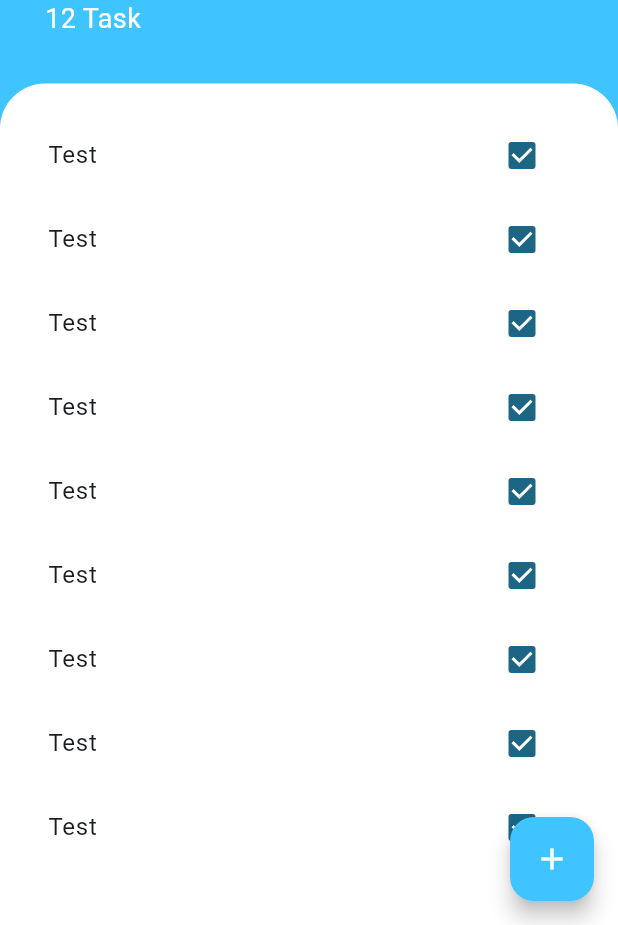
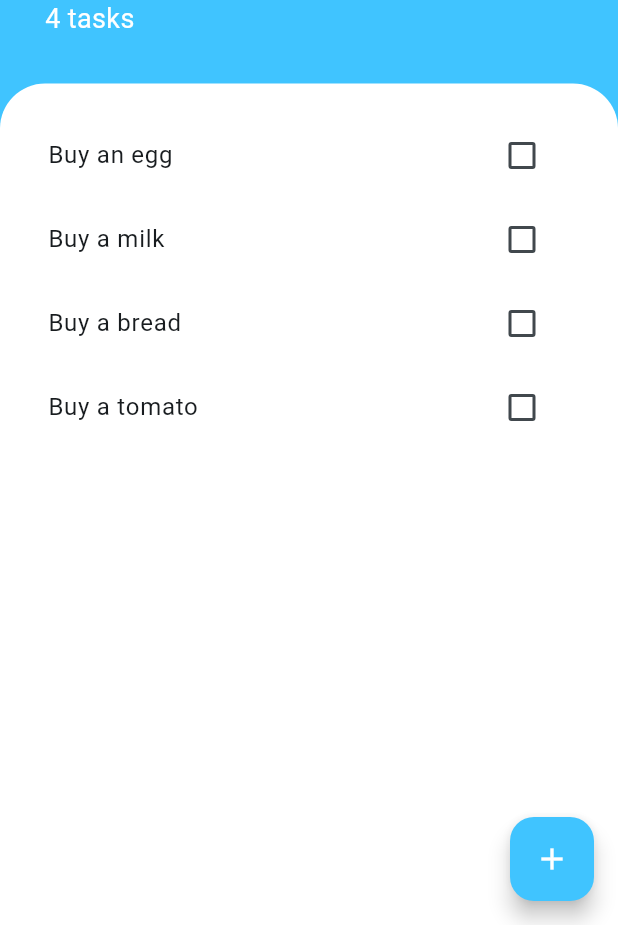
Before and after one commit to lqman104/Todoey, a Flutter app: the screen it shows after launch, on a phone screen of 412 x 824 dp, the part 311-1236 px from its top. Run offline on Flutter 3.47's test engine with Material 2 defaults, Android fonts, the phone set to English and light mode, and no system bars.

```diff
--- /dev/null
+++ b/lib/models/task.dart
@@ -0,0 +1,12 @@
+class Task {
+  final String name;
+  bool _isDone = false;
+
+  Task({required this.name});
+
+  void toggle() {
+    _isDone = !_isDone;
+  }
+
+  bool get isDone => _isDone;
+}
--- a/lib/screens/add_task_screen.dart
+++ b/lib/screens/add_task_screen.dart
@@ -1,27 +1,24 @@
 import 'package:flutter/material.dart';
 
-class AddTaskScreen extends StatefulWidget {
-  const AddTaskScreen({super.key});
+class AddTaskScreen extends StatelessWidget {
+  const AddTaskScreen({super.key, required this.callback});
 
-  @override
-  State<AddTaskScreen> createState() => _AddTaskScreenState();
-}
-
-class _AddTaskScreenState extends State<AddTaskScreen> {
-  String task = "";
+  final void Function(String taskName) callback;
 
   @override
   Widget build(BuildContext context) {
+    String titleText = "";
     return Container(
       color: const Color(0xFF757575),
       child: Container(
         padding: const EdgeInsets.symmetric(vertical: 30, horizontal: 20),
         decoration: const BoxDecoration(
-            color: Colors.white,
-            borderRadius: BorderRadius.only(
-              topLeft: Radius.circular(30),
-              topRight: Radius.circular(30),
-            )),
+          color: Colors.white,
+          borderRadius: BorderRadius.only(
+            topLeft: Radius.circular(30),
+            topRight: Radius.circular(30),
+          ),
+        ),
         child: Column(
           crossAxisAlignment: CrossAxisAlignment.stretch,
           children: [
@@ -39,7 +36,7 @@ class _AddTaskScreenState extends State<AddTaskScreen> {
             ),
             TextFormField(
               onChanged: (value) {
-                task = value;
+                titleText = value;
               },
               textAlign: TextAlign.center,
               autofocus: true,
@@ -52,7 +49,9 @@ class _AddTaskScreenState extends State<AddTaskScreen> {
               height: 20,
             ),
             FilledButton(
-              onPressed: () {},
+              onPressed: () {
+                callback(titleText);
+              },
               child: const Text("Add"),
             )
           ],
--- a/lib/screens/task_screen.dart
+++ b/lib/screens/task_screen.dart
@@ -1,10 +1,23 @@
 import 'package:flutter/material.dart';
 import 'package:todoey/widgets/task_list.dart';
 
+import '../models/task.dart';
 import 'add_task_screen.dart';
 
-class TaskScreen extends StatelessWidget {
+class TaskScreen extends StatefulWidget {
   const TaskScreen({super.key});
+
+  @override
+  State<TaskScreen> createState() => _TaskScreenState();
+}
+
+class _TaskScreenState extends State<TaskScreen> {
+  final List<Task> list = [
+    Task(name: "Buy an egg"),
+    Task(name: "Buy a milk"),
+    Task(name: "Buy a bread"),
+    Task(name: "Buy a tomato"),
+  ];
 
   @override
   Widget build(BuildContext context) {
@@ -13,7 +26,7 @@ class TaskScreen extends StatelessWidget {
       body: Column(
         crossAxisAlignment: CrossAxisAlignment.stretch,
         children: [
-          const TopMenu(),
+          TopMenu(tasksLeft: list.length),
           Expanded(
             child: Container(
               padding: const EdgeInsets.symmetric(vertical: 20),
@@ -23,7 +36,9 @@ class TaskScreen extends StatelessWidget {
                     topRight: Radius.circular(30)),
                 color: Colors.white,
               ),
-              child: const TasksList(),
+              child: TasksList(
+                tasks: list,
+              ),
             ),
           )
         ],
@@ -38,7 +53,14 @@ class TaskScreen extends StatelessWidget {
                 padding: EdgeInsets.only(
                   bottom: MediaQuery.of(context).viewInsets.bottom,
                 ),
-                child: const AddTaskScreen(),
+                child: AddTaskScreen(
+                  callback: (task) {
+                    setState(() {
+                      list.add(Task(name: task));
+                      Navigator.pop(context);
+                    });
+                  },
+                ),
               ),
             ),
             isScrollControlled: true,
@@ -54,7 +76,9 @@ class TaskScreen extends StatelessWidget {
 }
 
 class TopMenu extends StatelessWidget {
-  const TopMenu({super.key});
+  final int tasksLeft;
+
+  const TopMenu({super.key, required this.tasksLeft});
 
   @override
   Widget build(BuildContext context) {
@@ -65,10 +89,10 @@ class TopMenu extends StatelessWidget {
         right: 30,
         bottom: 30,
       ),
-      child: const Column(
+      child: Column(
         crossAxisAlignment: CrossAxisAlignment.start,
         children: [
-          CircleAvatar(
+          const CircleAvatar(
             radius: 30,
             backgroundColor: Colors.white,
             child: Icon(
@@ -77,10 +101,10 @@ class TopMenu extends StatelessWidget {
               color: Colors.lightBlueAccent,
             ),
           ),
-          SizedBox(
+          const SizedBox(
             height: 15,
           ),
-          Text(
+          const Text(
             "Todoey",
             style: TextStyle(
               color: Colors.white,
@@ -89,8 +113,8 @@ class TopMenu extends StatelessWidget {
             ),
           ),
           Text(
-            "12 Task",
-            style: TextStyle(color: Colors.white, fontSize: 18),
+            "$tasksLeft tasks",
+            style: const TextStyle(color: Colors.white, fontSize: 18),
           ),
         ],
       ),
--- a/lib/widgets/task_item.dart
+++ b/lib/widgets/task_item.dart
@@ -1,16 +1,31 @@
 import 'package:flutter/material.dart';
 
+import '../models/task.dart';
+
 class TaskItem extends StatelessWidget {
-  const TaskItem({super.key});
+  final Task task;
+  final void Function(bool? isChecked) checkedCallback;
+
+  const TaskItem({
+    super.key,
+    required this.task,
+    required this.checkedCallback,
+  });
 
   @override
   Widget build(BuildContext context) {
     return ListTile(
       trailing: Checkbox(
-        value: true,
-        onChanged: (isChecked) {},
+        activeColor: Colors.lightBlueAccent,
+        value: task.isDone,
+        onChanged: checkedCallback,
       ),
-      title: const Text("Test"),
+      title: Text(
+        task.name,
+        style: TextStyle(
+          decoration: task.isDone ? TextDecoration.lineThrough : null,
+        ),
+      ),
     );
   }
 }
--- a/lib/widgets/task_list.dart
+++ b/lib/widgets/task_list.dart
@@ -1,34 +1,36 @@
 import 'package:flutter/material.dart';
 import 'package:todoey/widgets/task_item.dart';
 
-class TasksList extends StatelessWidget {
-  const TasksList({super.key});
+import '../models/task.dart';
+
+class TasksList extends StatefulWidget {
+  final List<Task> tasks;
+
+  const TasksList({
+    super.key,
+    required this.tasks,
+  });
 
   @override
+  State<TasksList> createState() => _TasksListState();
+}
+
+class _TasksListState extends State<TasksList> {
+  @override
   Widget build(BuildContext context) {
-    return ListView(
+    return ListView.builder(
       padding: const EdgeInsets.symmetric(horizontal: 16),
-      children: const [
-        TaskItem(),
-        TaskItem(),
-        TaskItem(),
-        TaskItem(),
-        TaskItem(),
-        TaskItem(),
-        TaskItem(),
-        TaskItem(),
-        TaskItem(),
-        TaskItem(),
-        TaskItem(),
-        TaskItem(),
-        TaskItem(),
-        TaskItem(),
-        TaskItem(),
-        TaskItem(),
-        TaskItem(),
-        TaskItem(),
-        TaskItem(),
-      ],
+      itemCount: widget.tasks.length,
+      itemBuilder: (context, index) {
+        return TaskItem(
+          task: widget.tasks[index],
+          checkedCallback: (isChecked) {
+            setState(() {
+              widget.tasks[index].toggle();
+            });
+          },
+        );
+      },
     );
   }
 }
```
